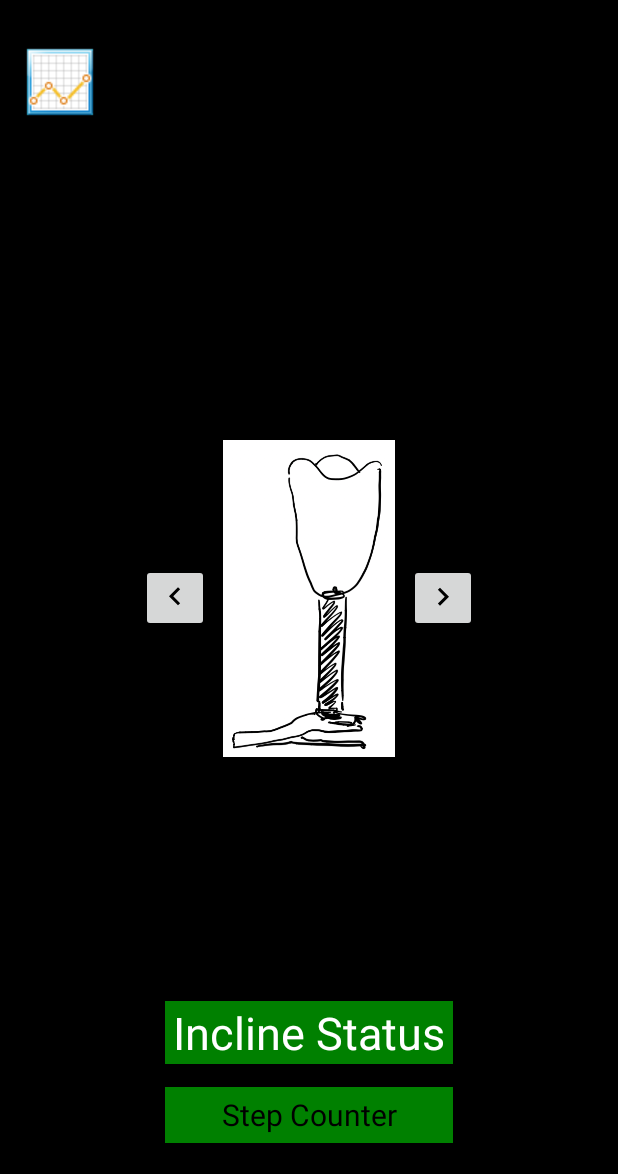
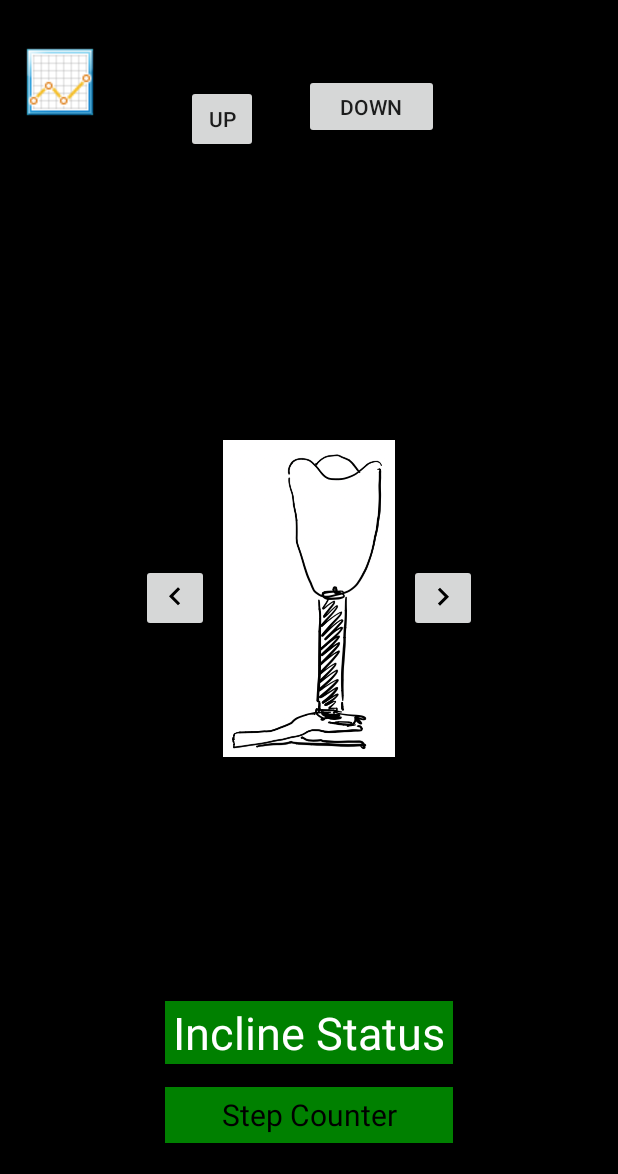
Before and after one commit to nathanjnile/GroupProjectProstheticApp, an Android app: the screen it shows after launch (MainActivity), on a phone screen of 412 x 824 dp, the part 62-1236 px from its top. Run offline under Robolectric (Android 15) with nearby library versions, the phone set to English and light mode, and no system bars.

Commit message:
Added buttons for control

```diff
--- a/app/src/main/java/com/example/natha/bluetoothservice2/MainActivity.java
+++ b/app/src/main/java/com/example/natha/bluetoothservice2/MainActivity.java
@@ -14,12 +14,16 @@ import android.util.Printer;
 import android.view.GestureDetector;
 import android.view.MotionEvent;
 import android.view.View;
+import android.widget.Button;
 import android.widget.ImageView;
 import android.widget.TextView;
+
+import java.nio.charset.Charset;
 
 public class MainActivity extends AppCompatActivity {
 
     private Intent serviceIntent;
+    private static final String TAG = "OutputStream";
     ImageView legImage;
     int pic = R.drawable.leftfacing; //set initial image as left facing prosthetic
     // Gesture object to change activity when swiping
@@ -28,6 +32,9 @@ public class MainActivity extends AppCompatActivity {
     Float inclineValue;
     TextView incomingMessages;
     TextView inclineTextView;
+    Button btnMoveFootUp;
+    Button btnMoveFootDown;
+    PrinterService mPrinterService;
 
     @Override
     protected void onCreate(Bundle savedInstanceState) {
@@ -40,6 +47,25 @@ public class MainActivity extends AppCompatActivity {
         LocalBroadcastManager.getInstance(this).registerReceiver(mReceiver2, new IntentFilter("incomingMessage"));
         incomingMessages = (TextView) findViewById(R.id.incomingMessage);
         inclineTextView = (TextView) findViewById(R.id.inclineStatusText);
+        btnMoveFootUp = (Button) findViewById(R.id.btnMoveFootUp);
+        btnMoveFootDown = (Button) findViewById(R.id.btnMoveFootDown);
+
+        btnMoveFootUp.setOnClickListener(new View.OnClickListener() {
+            @Override
+            public void onClick(View view) {
+                byte[] bytes = "MoveFootUp".getBytes();
+                mPrinterService.write(bytes);
+            }
+        });
+
+        btnMoveFootDown.setOnClickListener(new View.OnClickListener() {
+            @Override
+            public void onClick(View view) {
+                byte[] bytes = "MoveFootDown".getBytes();
+                mPrinterService.write(bytes);
+            }
+        });
+
     }
 
     public void graph1() {
--- a/app/src/main/res/layout/activity_main.xml
+++ b/app/src/main/res/layout/activity_main.xml
@@ -113,4 +113,33 @@
         app:layout_constraintTop_toTopOf="parent"
         app:layout_constraintVertical_bias="0.982" />
 
+    <Button
+        android:id="@+id/btnMoveFootUp"
+        android:layout_width="48dp"
+        android:layout_height="45dp"
+        android:layout_marginStart="60dp"
+        android:layout_marginTop="16dp"
+        android:layout_marginBottom="8dp"
+        android:text="Up"
+        app:layout_constraintBottom_toTopOf="@+id/legImage"
+        app:layout_constraintStart_toEndOf="@+id/button"
+        app:layout_constraintTop_toTopOf="parent"
+        app:layout_constraintVertical_bias="0.123" />
+
+    <Button
+        android:id="@+id/btnMoveFootDown"
+        android:layout_width="90dp"
+        android:layout_height="43dp"
+        android:layout_marginStart="8dp"
+        android:layout_marginTop="24dp"
+        android:layout_marginEnd="8dp"
+        android:layout_marginBottom="8dp"
+        android:text="Down"
+        app:layout_constraintBottom_toTopOf="@+id/legImage"
+        app:layout_constraintEnd_toEndOf="parent"
+        app:layout_constraintHorizontal_bias="0.169"
+        app:layout_constraintStart_toEndOf="@+id/btnMoveFootUp"
+        app:layout_constraintTop_toTopOf="parent"
+        app:layout_constraintVertical_bias="0.053" />
+
 </android.support.constraint.ConstraintLayout>
```
Also changed, not shown: app/src/main/java/com/example/natha/bluetoothservice2/PrinterService.java (+10 -7 lines).
